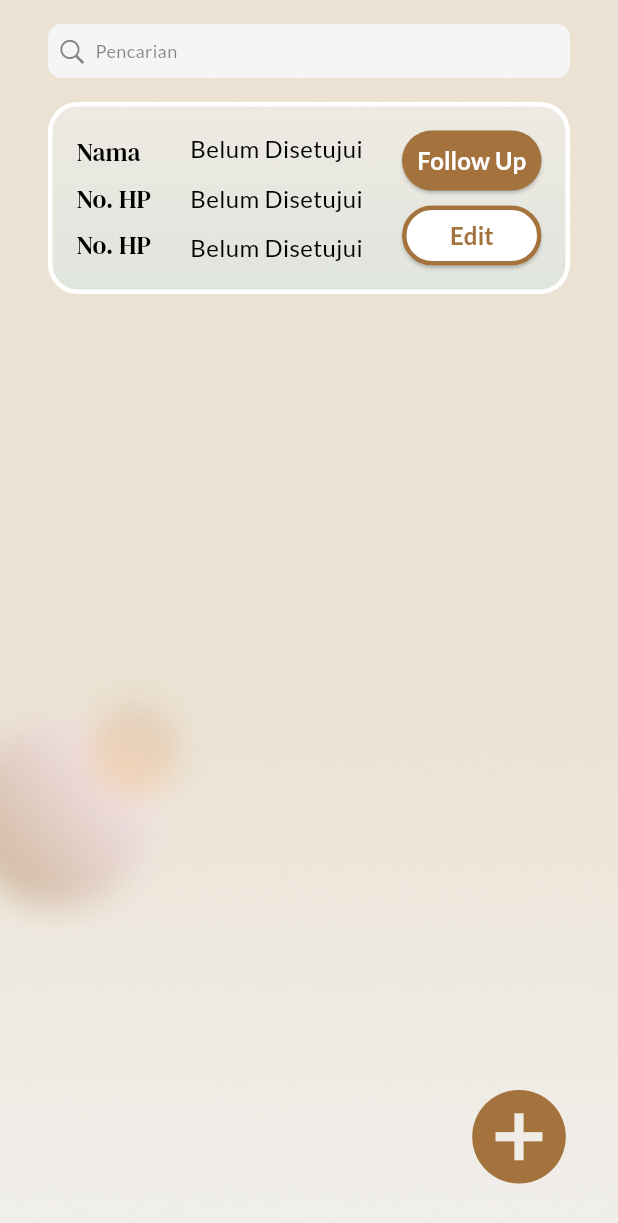
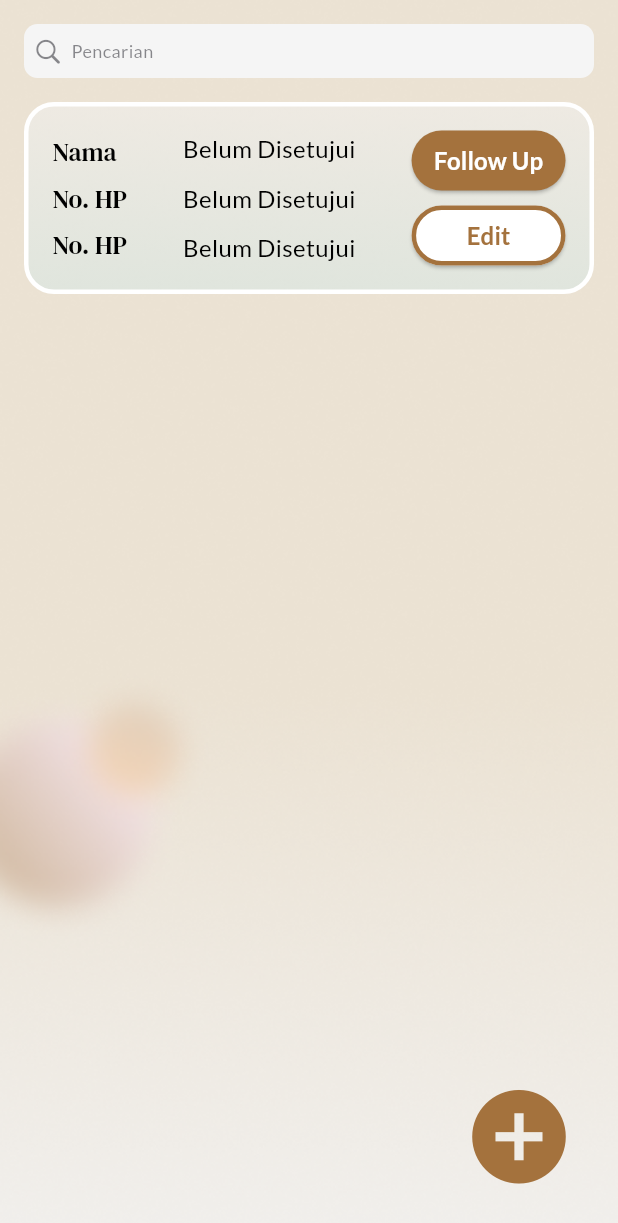
Before and after one commit to eduardwilliamst/sales_app, a Flutter app: the CustomerPage screen opened directly, on a phone screen of 412 x 824 dp. Shown: the top 1223 px of the screen. Run offline on Flutter 3.47's test engine with Material 3 defaults, Android fonts, the phone set to English and light mode, and no system bars; our stand-ins replace file_picker, fl_chart, flutter_masked_text2, flutter_rating_bar, table_calendar.

Commit message:
update Customer, Pesanan

```diff
--- a/lib/pages/customer/customer_page.dart
+++ b/lib/pages/customer/customer_page.dart
@@ -29,14 +29,15 @@ class _CustomerPageState extends State<CustomerPage> {
         backgroundColor: Colors.transparent,
         body: SafeArea(
           child: SingleChildScrollView(
-            child: Padding(
-              padding: const EdgeInsets.all(kDefaultPadding),
             child: Column(
               crossAxisAlignment: CrossAxisAlignment.start,
               children: [
                 Padding(
-                    padding:
-                        const EdgeInsets.symmetric(horizontal: kDefaultPadding),
+                  padding: const EdgeInsets.only(
+                    left: kDefaultPadding,
+                    top: kDefaultPadding,
+                    right: kDefaultPadding,
+                  ),
                   child: CupertinoSearchTextField(
                     controller: _searchController,
                     keyboardType: TextInputType.text,
@@ -105,30 +106,26 @@ class _CustomerPageState extends State<CustomerPage> {
                                 children: [
                                   Text(
                                     'Belum Disetujui',
-                                      style: Theme.of(context)
-                                          .textTheme
-                                          .bodyMedium,
+                                    style:
+                                        Theme.of(context).textTheme.bodyMedium,
                                   ),
                                   const SizedBox(height: 10),
                                   Text(
                                     'Belum Disetujui',
-                                      style: Theme.of(context)
-                                          .textTheme
-                                          .bodyMedium,
+                                    style:
+                                        Theme.of(context).textTheme.bodyMedium,
                                   ),
                                   const SizedBox(height: 10),
                                   Text(
                                     'Belum Disetujui',
-                                      style: Theme.of(context)
-                                          .textTheme
-                                          .bodyMedium,
+                                    style:
+                                        Theme.of(context).textTheme.bodyMedium,
                                   ),
                                 ],
                               ),
                               Flexible(
                                 child: Column(
-                                    crossAxisAlignment:
-                                        CrossAxisAlignment.center,
+                                  crossAxisAlignment: CrossAxisAlignment.center,
                                   children: [
                                     SizedBox(
                                       width: constraints.maxWidth * 0.3,
@@ -190,7 +187,6 @@ class _CustomerPageState extends State<CustomerPage> {
             ),
           ),
         ),
-        ),
         floatingActionButton: SizedBox(
           width: 100,
           height: 100,
```
Also changed, not shown: lib/pages/order_history/order_history_page.dart (+4 -4 lines). Lines whose indentation alone changed are shown as unchanged.
